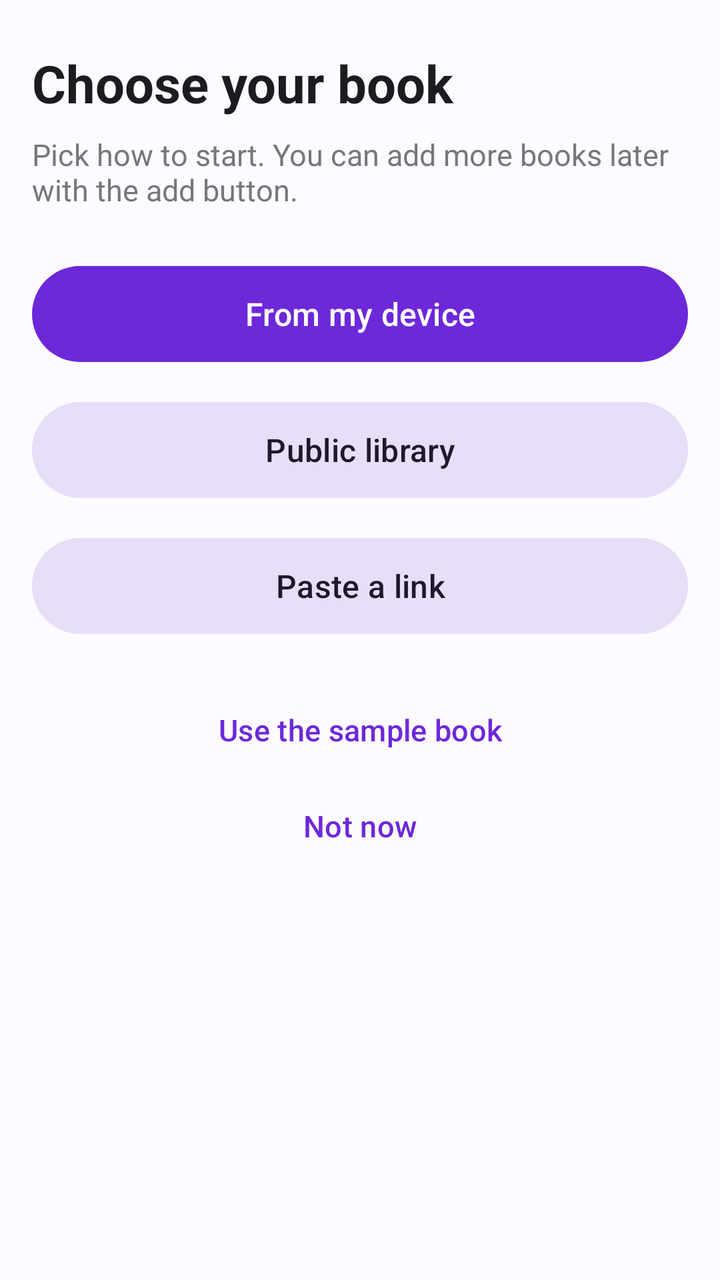
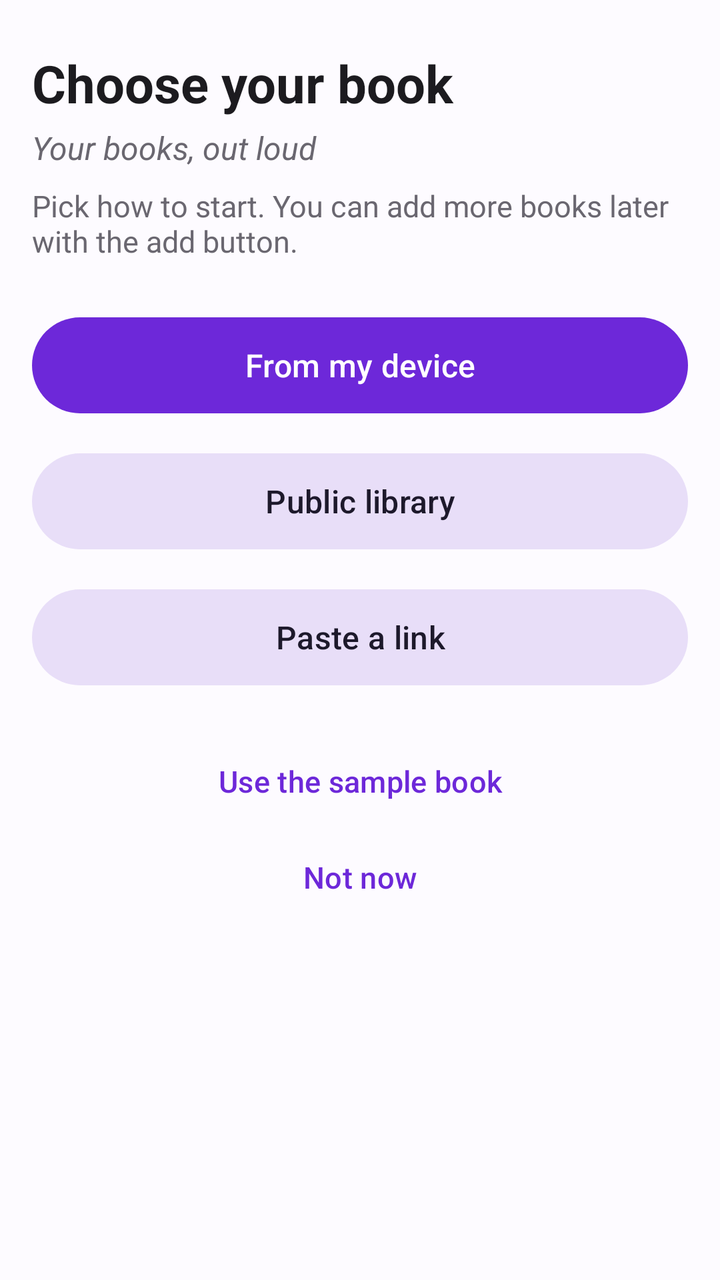

Before-and-after screenshots of an Android layout around one commit, followed by the original layout XML and the change that was made.
<!-- AndroidManifest.xml: application theme AppTheme -->
<!-- res/layout/activity_escolha_primeiro_livro.xml -->
<?xml version="1.0" encoding="utf-8"?>
<ScrollView xmlns:android="http://schemas.android.com/apk/res/android"
    android:id="@+id/scrollEscolhaLivro"
    android:layout_width="match_parent"
    android:layout_height="match_parent"
    android:background="@color/color_background"
    android:fillViewport="true">

    <LinearLayout
        android:layout_width="match_parent"
        android:layout_height="wrap_content"
        android:orientation="vertical"
        android:paddingStart="16dp"
        android:paddingEnd="16dp"
        android:paddingTop="24dp"
        android:paddingBottom="24dp">

        <TextView
            android:id="@+id/tvTituloEscolhaLivro"
            android:layout_width="match_parent"
            android:layout_height="wrap_content"
            android:text="@string/primeiro_livro_titulo"
            android:textColor="@color/color_on_surface"
            android:textSize="26sp"
            android:textStyle="bold"/>

        <TextView
            android:id="@+id/tvDescEscolhaLivro"
            android:layout_width="match_parent"
            android:layout_height="wrap_content"
            android:layout_marginTop="8dp"
            android:layout_marginBottom="24dp"
            android:text="@string/primeiro_livro_desc"
            android:textColor="@color/color_on_surface_dim"
            android:textSize="15sp"/>

        <Button
            android:id="@+id/btnEscolhaAparelho"
            style="@style/Widget.Material3.Button"
            android:layout_width="match_parent"
            android:layout_height="wrap_content"
            android:minHeight="56dp"
            android:contentDescription="@string/primeiro_livro_aparelho_cd"
            android:text="@string/primeiro_livro_aparelho"
            android:textAllCaps="false"
            android:textSize="16sp"/>

        <Button
            android:id="@+id/btnEscolhaBiblioteca"
            style="@style/Widget.Material3.Button.TonalButton"
            android:layout_width="match_parent"
            android:layout_height="wrap_content"
            android:layout_marginTop="12dp"
            android:minHeight="56dp"
            android:contentDescription="@string/primeiro_livro_biblioteca_cd"
            android:text="@string/primeiro_livro_biblioteca"
            android:textAllCaps="false"
            android:textSize="16sp"/>

        <Button
            android:id="@+id/btnEscolhaLink"
            style="@style/Widget.Material3.Button.TonalButton"
            android:layout_width="match_parent"
            android:layout_height="wrap_content"
            android:layout_marginTop="12dp"
            android:minHeight="56dp"
            android:contentDescription="@string/primeiro_livro_link_cd"
            android:text="@string/primeiro_livro_link"
            android:textAllCaps="false"
            android:textSize="16sp"/>

        <Button
            android:id="@+id/btnEscolhaExemplo"
            style="@style/Widget.Material3.Button.TextButton"
            android:layout_width="match_parent"
            android:layout_height="wrap_content"
            android:layout_marginTop="20dp"
            android:minHeight="48dp"
            android:text="@string/primeiro_livro_exemplo"
            android:textAllCaps="false"
            android:textSize="15sp"/>

        <Button
            android:id="@+id/btnEscolhaAgoraNao"
            style="@style/Widget.Material3.Button.TextButton"
            android:layout_width="match_parent"
            android:layout_height="wrap_content"
            android:minHeight="48dp"
            android:text="@string/primeiro_livro_agora_nao"
            android:textAllCaps="false"
            android:textSize="15sp"/>
    </LinearLayout>
</ScrollView>
<!-- resources referenced by this layout -->
<resources>
  <string name="primeiro_livro_agora_nao">Not now</string>
  <string name="primeiro_livro_aparelho">From my device</string>
  <string name="primeiro_livro_aparelho_cd">Choose a book from my device</string>
  <string name="primeiro_livro_biblioteca">Public library</string>
  <string name="primeiro_livro_biblioteca_cd">Search free, legal books</string>
  <string name="primeiro_livro_desc">Pick how to start. You can add more books later with the add button.</string>
  <string name="primeiro_livro_exemplo">Use the sample book</string>
  <string name="primeiro_livro_link">Paste a link</string>
  <string name="primeiro_livro_link_cd">Download a book from a direct link</string>
  <string name="primeiro_livro_titulo">Choose your book</string>
  <style name="AppTheme" parent="Theme.Material3.DayNight.NoActionBar">
          <item name="colorPrimary">#6D28D9</item>
          <item name="colorAccent">#6D28D9</item>
          <item name="colorControlActivated">#6D28D9</item>
          <item name="android:colorControlActivated">#6D28D9</item>
          <item name="colorOnPrimary">#FFFFFF</item>
          <item name="colorPrimaryContainer">#E8DEF8</item>
          <item name="colorOnPrimaryContainer">#1D192B</item>
          <item name="colorSecondaryContainer">#E8DEF8</item>
          <item name="colorOnSecondaryContainer">#1D192B</item>
          <item name="colorError">#BA1A1A</item>
          <item name="colorOnError">#FFFFFF</item>
          <item name="colorSurface">#FDFBFF</item>
          <item name="colorOnSurface">#1C1B1F</item>
          <item name="colorSurfaceVariant">#ECE6F0</item>
          <item name="colorOnSurfaceVariant">#5F5D66</item>
          <item name="colorOutline">#CAC4D0</item>
          <item name="colorOutlineVariant">#EAE6EE</item>
          <item name="colorSurfaceContainer">#F3EDF7</item>
          <item name="colorSurfaceContainerHigh">#ECE6F0</item>
          <item name="colorSurfaceContainerHighest">#ECE6F0</item>
          <item name="android:colorBackground">#FDFBFF</item>
  
          
          <item name="android:statusBarColor">#FDFBFF</item>
          <item name="android:navigationBarColor">#FDFBFF</item>
          <item name="android:windowLightStatusBar">true</item>
          <item name="android:windowLightNavigationBar" tools:targetApi="27">true</item>
  
          
          <item name="lylyFundo">#FDFBFF</item>
          <item name="lylySuperficie">#F3EDF7</item>
          <item name="lylySuperficie2">#ECE6F0</item>
          <item name="lylyTexto">#1C1B1F</item>
          <item name="lylyTextoMedio">#2B2930</item>
          <item name="lylyTextoSecundario">#5F5D66</item>
          <item name="lylyTextoTerciario">#79747E</item>
          <item name="lylyTextoFraco">#8A8790</item>
          <item name="lylyContorno">#CAC4D0</item>
          <item name="lylyDivisor">#EAE6EE</item>
          <item name="lylyDivisorFraco">#F1EDF5</item>
          <item name="lylyTonal">#E8DEF8</item>
          <item name="lylyNaTonal">#1D192B</item>
          <item name="lylySucessoSuperficie">#E6F4EA</item>
          <item name="lylyDestaqueLeitura">#EADDFF</item>
          <item name="lylyFundoLeitura">#FDFBFF</item>
          <item name="lylyTextoLeitura">#2B2930</item>
          <item name="lylyBarraNavegacao">#F3EDF7</item>
          <item name="lylyProgresso">#7C3AED</item>
      </style>
</resources>

<!-- the commit's change to res/layout/activity_escolha_primeiro_livro.xml (unified diff, before → after) -->
@@ -23,6 +23,16 @@
             android:textColor="@color/color_on_surface"
             android:textSize="26sp"
             android:textStyle="bold"/>
+
+        <TextView
+            android:id="@+id/tvSloganEscolhaLivro"
+            android:layout_width="match_parent"
+            android:layout_height="wrap_content"
+            android:layout_marginTop="4dp"
+            android:text="@string/app_slogan"
+            android:textColor="@color/color_on_surface_dim"
+            android:textSize="16sp"
+            android:textStyle="italic"/>
 
         <TextView
             android:id="@+id/tvDescEscolhaLivro"
<!-- resource entries referenced after the edit -->
@@ -1,5 +1,6 @@
 <!-- resources referenced by this layout -->
 <resources>
+  <string name="app_slogan">Your books, out loud</string>
   <string name="primeiro_livro_agora_nao">Not now</string>
   <string name="primeiro_livro_aparelho">From my device</string>
   <string name="primeiro_livro_aparelho_cd">Choose a book from my device</string>
@@ -46,8 +47,8 @@
           <item name="lylyTexto">#1C1B1F</item>
           <item name="lylyTextoMedio">#2B2930</item>
           <item name="lylyTextoSecundario">#5F5D66</item>
-          <item name="lylyTextoTerciario">#79747E</item>
-          <item name="lylyTextoFraco">#8A8790</item>
+          <item name="lylyTextoTerciario">#6A6770</item>
+          <item name="lylyTextoFraco">#6B6770</item>
           <item name="lylyContorno">#CAC4D0</item>
           <item name="lylyDivisor">#EAE6EE</item>
           <item name="lylyDivisorFraco">#F1EDF5</item>
